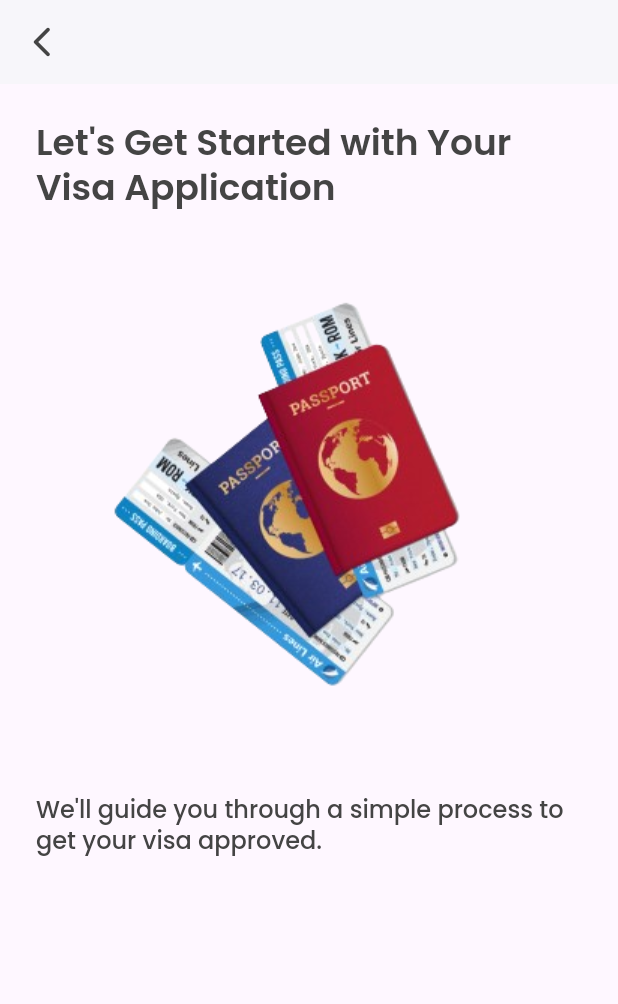
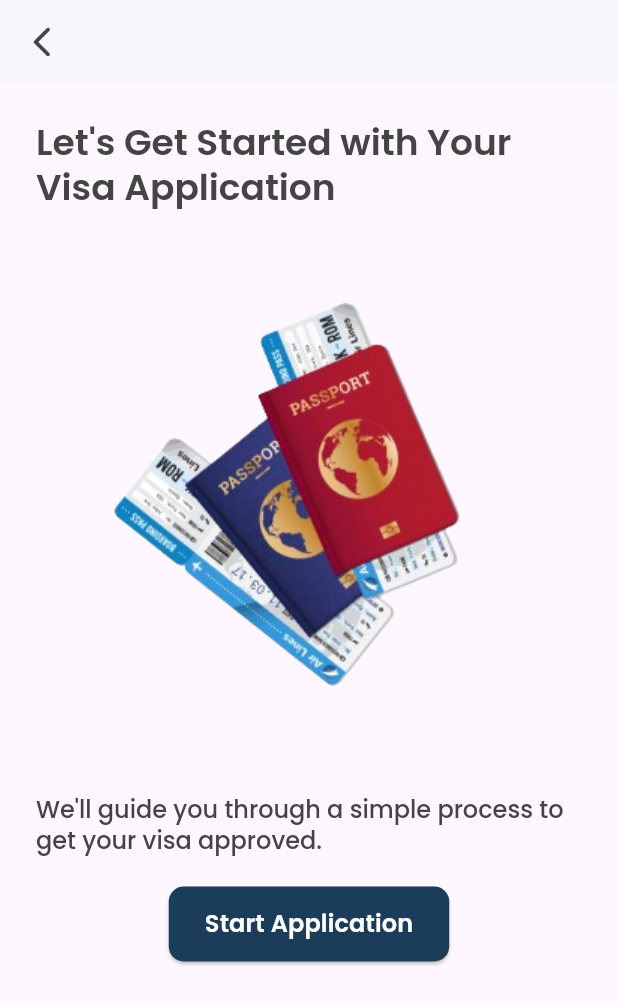
Before and after one commit to Mewristics-XploreCeylon/Mewristics_XploreCeylon_mobile, a Flutter app: the screen it shows after launch, on a phone screen of 412 x 824 dp. Shown: the top 1004 px of the screen. Run offline on Flutter 3.47's test engine with Material 3 defaults, Android fonts, the phone set to English and light mode, and no system bars; our stand-ins replace go_router.

Commit message:
ButtonCustom

```diff
--- a/lib/constants/colors.dart
+++ b/lib/constants/colors.dart
@@ -3,6 +3,7 @@ import 'package:flutter/material.dart';
 class AppColors {
   // app colors
   Color primaryBGColor = const Color.fromARGB(255, 255, 255, 255);
+
   Color primaryFeildColor = const Color.fromARGB(255, 235, 235, 235);
   // button color
   Color primaryColor = const Color.fromARGB(255, 27, 61, 89);
@@ -11,5 +12,6 @@ class AppColors {
   Color primaryTextColor = const Color.fromARGB(255, 68, 68, 68);
   // text fields and tiles
   Color fieldTextColor = const Color.fromARGB(47, 103, 103, 103);
+
   Color tileColor = const Color.fromARGB(255, 243, 243, 243);
 }
--- a/lib/screens/visa_screens/visa_onboarding.dart
+++ b/lib/screens/visa_screens/visa_onboarding.dart
@@ -1,5 +1,8 @@
 import 'package:flutter/material.dart';
 import 'package:xploreceylon_mobile/constants/sizes.dart';
+import 'package:xploreceylon_mobile/main.dart';
+
+import '../../widgets/custom_button.dart';
 
 class VisaOnboarding extends StatelessWidget {
   const VisaOnboarding({super.key});
@@ -11,17 +14,38 @@ class VisaOnboarding extends StatelessWidget {
         leading: Icon(Icons.arrow_back_ios_new_rounded),
       ),
       body: Container(
-        margin: EdgeInsets.symmetric(horizontal: AppMargin.m24, vertical: AppMargin.m24),
+        margin: EdgeInsets.symmetric(
+            horizontal: AppMargin.m24, vertical: AppMargin.m24),
         child: Column(
           children: [
-            Text("Let's Get Started with Your Visa Application",
-            style: Theme.of(context).textTheme.headlineLarge,
-             ),
-             SizedBox(height: 20,),
-             Image(image: AssetImage("assets/images/passports.png")),
-             SizedBox(height: 20,),
-             Text("We'll guide you through a simple process to get your visa approved.",
-             style: Theme.of(context).textTheme.headlineMedium,)
+            Text(
+              "Let's Get Started with Your Visa Application",
+              style: Theme.of(context).textTheme.headlineLarge,
+            ),
+            SizedBox(
+              height: 20,
+            ),
+            Image(image: AssetImage("assets/images/passports.png")),
+            SizedBox(
+              height: 20,
+            ),
+            Text(
+              "We'll guide you through a simple process to get your visa approved.",
+              style: Theme.of(context).textTheme.headlineMedium,
+            ),
+            SizedBox(
+              height: 20,
+            ),
+            CustomButton(
+              text: 'Start Application',
+              styleType: ButtonStyleType.solid,
+              onPressed: () {
+                Navigator.push(
+                  context,
+                  MaterialPageRoute(builder: (context) => const MainApp()),
+                );
+              },
+            ),
           ],
         ),
       ),
--- a/lib/widgets/custom_button.dart
+++ b/lib/widgets/custom_button.dart
@@ -1,10 +1,54 @@
 import 'package:flutter/material.dart';
+import 'package:xploreceylon_mobile/constants/colors.dart';
 
 class CustomButton extends StatelessWidget {
-  const CustomButton({super.key});
+  final String text;
+  final ButtonStyleType styleType;
+  final VoidCallback onPressed;
+
+  const CustomButton({
+    super.key,
+    required this.text,
+    required this.styleType,
+    required this.onPressed,
+  });
 
   @override
   Widget build(BuildContext context) {
-    return Container();
+    return ElevatedButton(
+      style: ButtonStyle(
+        backgroundColor: WidgetStateProperty.all(
+          styleType == ButtonStyleType.solid
+              ? AppColors().primaryColor
+              : Colors.white,
+        ),
+        side: WidgetStateProperty.all(
+          styleType == ButtonStyleType.border
+              ? BorderSide(color: AppColors().primaryColor, width: 2)
+              : BorderSide.none,
+        ),
+        foregroundColor: WidgetStateProperty.all(
+          styleType == ButtonStyleType.border
+              ? AppColors().primaryColor
+              : Colors.white,
+        ),
+        shape: WidgetStateProperty.all(
+          RoundedRectangleBorder(
+            borderRadius: BorderRadius.circular(10.0),
+          ),
+        ),
+        minimumSize: WidgetStateProperty.all(const Size(150, 50)),
+      ),
+      onPressed: onPressed,
+      child: Text(
+        text,
+        style: const TextStyle(
+          fontWeight: FontWeight.w600,
+          fontSize: 16.0,
+        ),
+      ),
+    );
   }
 }
+
+enum ButtonStyleType { solid, border }
```
Also changed, not shown: pubspec.lock.
